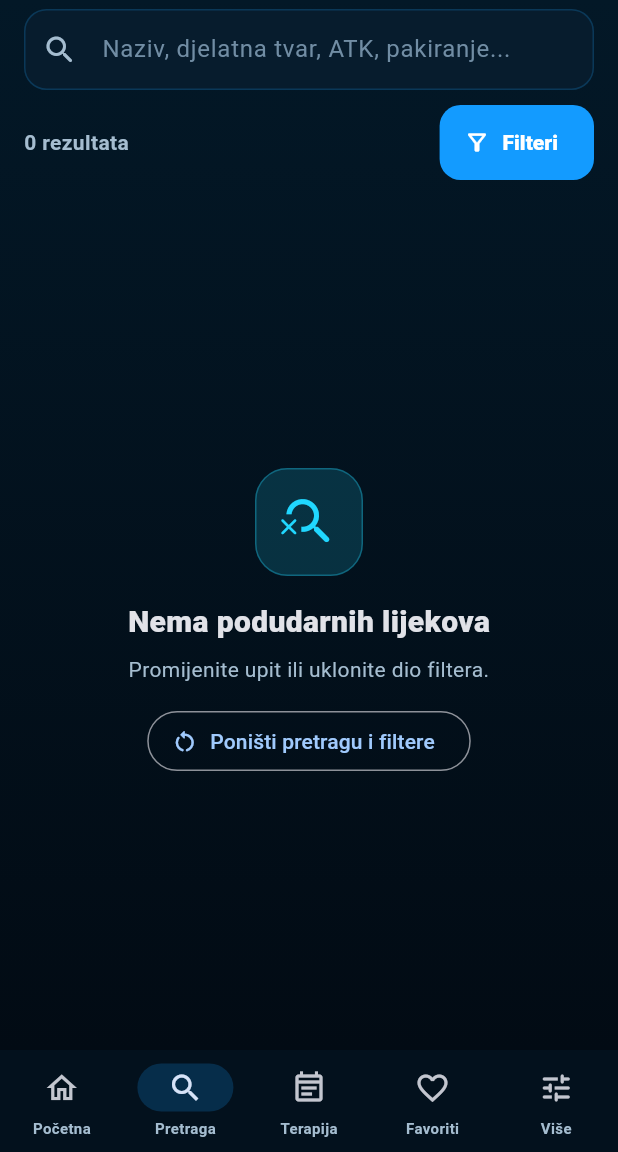
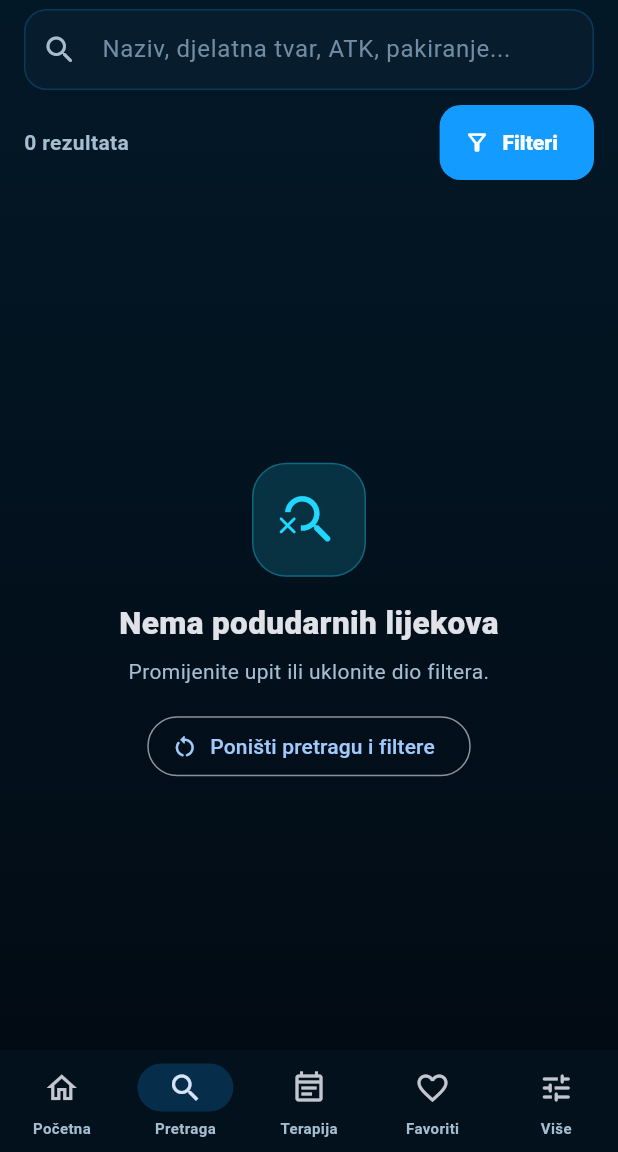
Before and after one commit to bren-wp/MediX, a Flutter app: the AppShell screen opened directly with empty values, item 2 of the bottom bar chosen, on a phone screen of 412 x 824 dp, the part 84-1236 px from its top. Run offline on Flutter 3.47's test engine with Material 3 defaults, Android fonts, the phone set to English and light mode, and no system bars; our stand-ins replace flutter_local_notifications, flutter_timezone, shared_preferences, timezone; accounts and stored records are empty.

Commit message:
refactor: reuse MediX empty state in search

```diff
--- a/lib/features/search/search_screen.dart
+++ b/lib/features/search/search_screen.dart
@@ -234,8 +234,13 @@
               const SizedBox(height: 4),
               Expanded(
                 child: results.isEmpty
-                    ? _EmptyResults(
-                        onReset: () {
+                    ? MedixEmptyState(
+                        icon: Icons.search_off_rounded,
+                        title: 'Nema podudarnih lijekova',
+                        message:
+                            'Promijenite upit ili uklonite dio filtera.',
+                        actionLabel: 'Poništi pretragu i filtere',
+                        onAction: () {
                           controller.clear();
                           setState(() {
                             query = const MedicationQuery();
@@ -687,53 +692,6 @@
   }
 }
 
-class _EmptyResults extends StatelessWidget {
-  const _EmptyResults({required this.onReset});
-
-  final VoidCallback onReset;
-
-  @override
-  Widget build(BuildContext context) {
-    return Center(
-      child: SingleChildScrollView(
-        padding: const EdgeInsets.all(28),
-        child: Column(
-          mainAxisAlignment: MainAxisAlignment.center,
-          children: [
-            const MedixIconBubble(
-              icon: Icons.search_off_rounded,
-              color: MedixColors.cyan,
-              size: 72,
-            ),
-            const SizedBox(height: 16),
-            const Text(
-              'Nema podudarnih lijekova',
-              style: TextStyle(
-                fontSize: 20,
-                fontWeight: FontWeight.w900,
-              ),
-            ),
-            const SizedBox(height: 7),
-            const Text(
-              'Promijenite upit ili uklonite dio filtera.',
-              textAlign: TextAlign.center,
-              style: TextStyle(
-                color: MedixColors.textSecondary,
-              ),
-            ),
-            const SizedBox(height: 14),
-            OutlinedButton.icon(
-              onPressed: onReset,
-              icon: const Icon(Icons.restart_alt_rounded),
-              label: const Text('Poništi pretragu i filtere'),
-            ),
-          ],
-        ),
-      ),
-    );
-  }
-}
-
 int _activeFilterCount(MedicationQuery query) {
   var count = 0;
   if (query.dispensing != DispensingFilter.all) count++;
```
